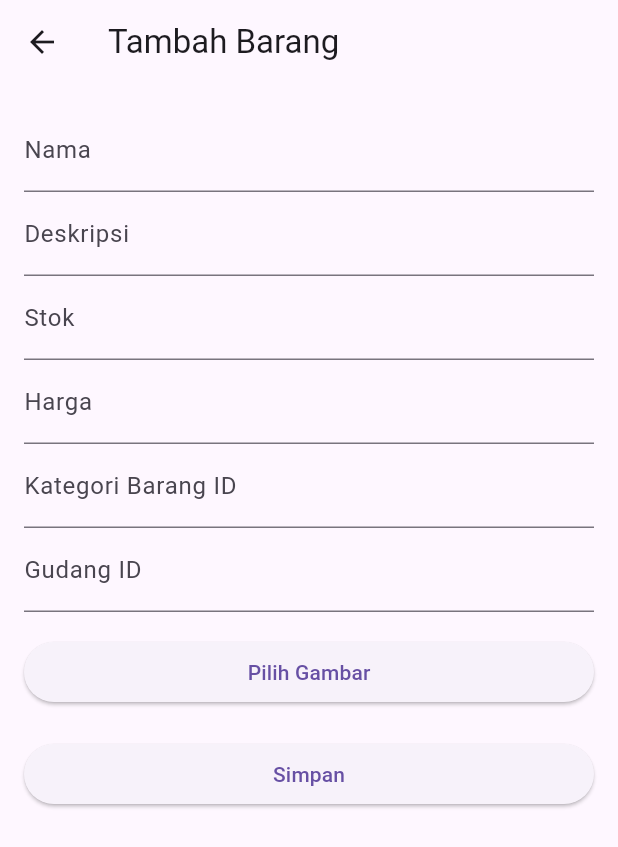
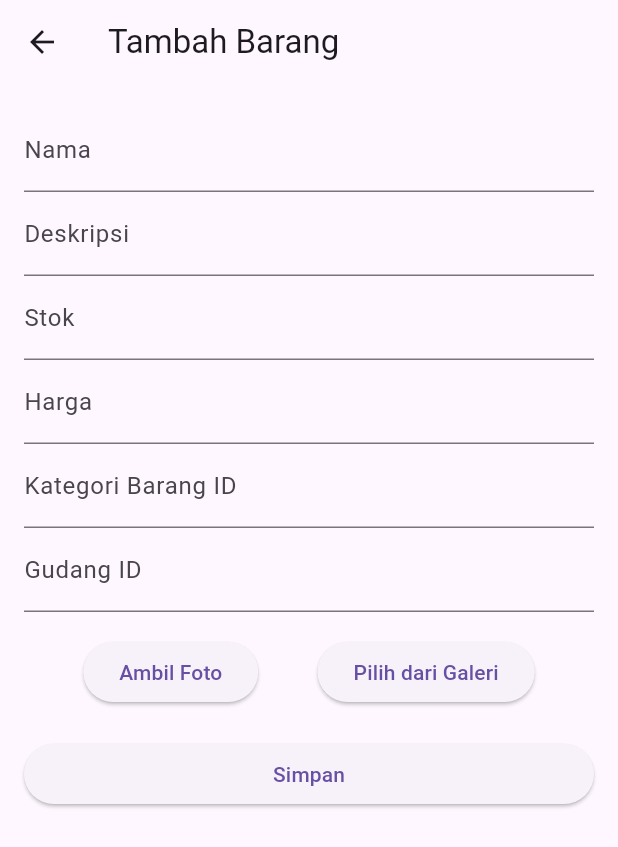
Before and after one commit to ARULL20/StockTrack_app, a Flutter app: the FormBarangPage screen opened directly, on a phone screen of 412 x 824 dp. Shown: the top 847 px of the screen. Run offline on Flutter 3.47's test engine with Material 3 defaults, Android fonts, the phone set to English and light mode, and no system bars; our stand-ins replace bloc, dio, equatable, flutter_bloc, image_picker, shared_preferences; accounts and stored records are empty.

Commit message:
menambahkan fitur upload gambar dan fitur kamera di barang

```diff
--- a/lib/features/barang/presentation/pages/form_barang_page.dart
+++ b/lib/features/barang/presentation/pages/form_barang_page.dart
@@ -58,6 +58,17 @@ class _FormBarangPageState extends State<FormBarangPage> {
       });
     }
   }
+
+  Future<void> _pickImageFromCamera() async {
+  final ImagePicker picker = ImagePicker();
+  final picked = await picker.pickImage(source: ImageSource.camera);
+  if (picked != null) {
+    setState(() {
+      _pickedImage = picked;
+    });
+  }
+}
+
 
   void _save() async {
   if (_formKey.currentState!.validate()) {
@@ -152,9 +163,18 @@ class _FormBarangPageState extends State<FormBarangPage> {
                 },
               ),
               const SizedBox(height: 16),
+            Row(
+              mainAxisAlignment: MainAxisAlignment.spaceEvenly,
+              children: [
+                ElevatedButton(
+                  onPressed: _pickImageFromCamera,
+                  child: const Text('Ambil Foto'),
+                ),
                 ElevatedButton(
                   onPressed: _pickImage,
-                child: const Text('Pilih Gambar'),
+                  child: const Text('Pilih dari Galeri'),
+                ),
+              ],
             ),
             if (_pickedImage != null)
               Padding(
@@ -164,6 +184,7 @@ class _FormBarangPageState extends State<FormBarangPage> {
                   height: 150,
                 ),
               ),
+
               const SizedBox(height: 20),
               ElevatedButton(
                 onPressed: _save,
```
Lines whose indentation alone changed are shown as unchanged.
